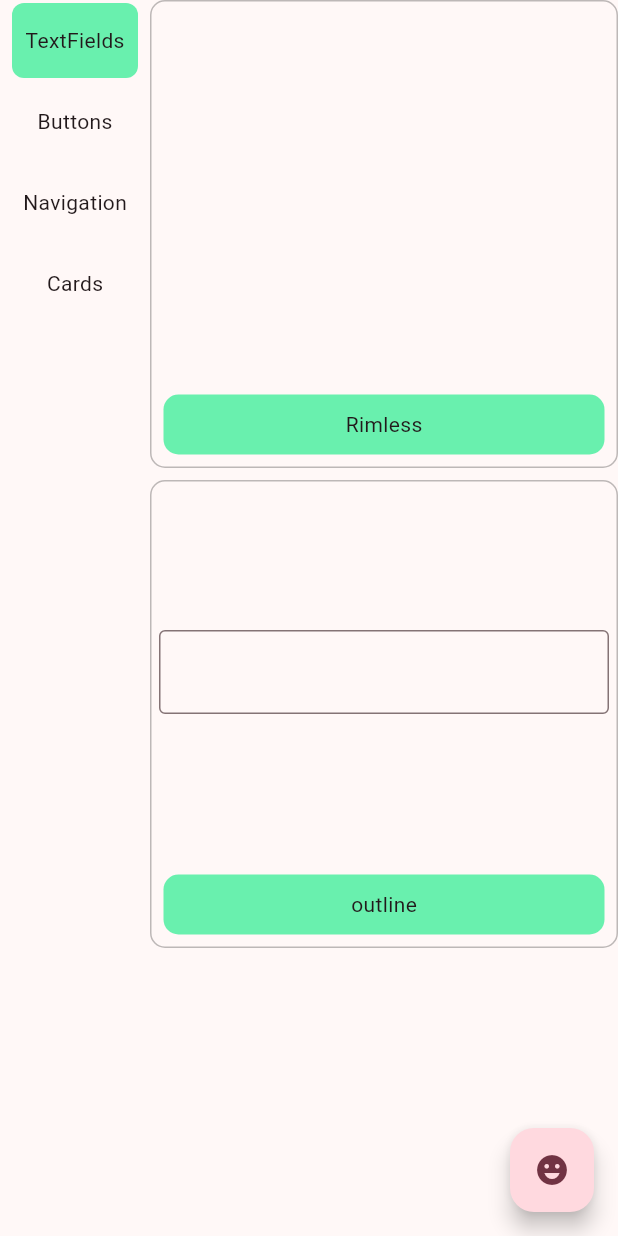
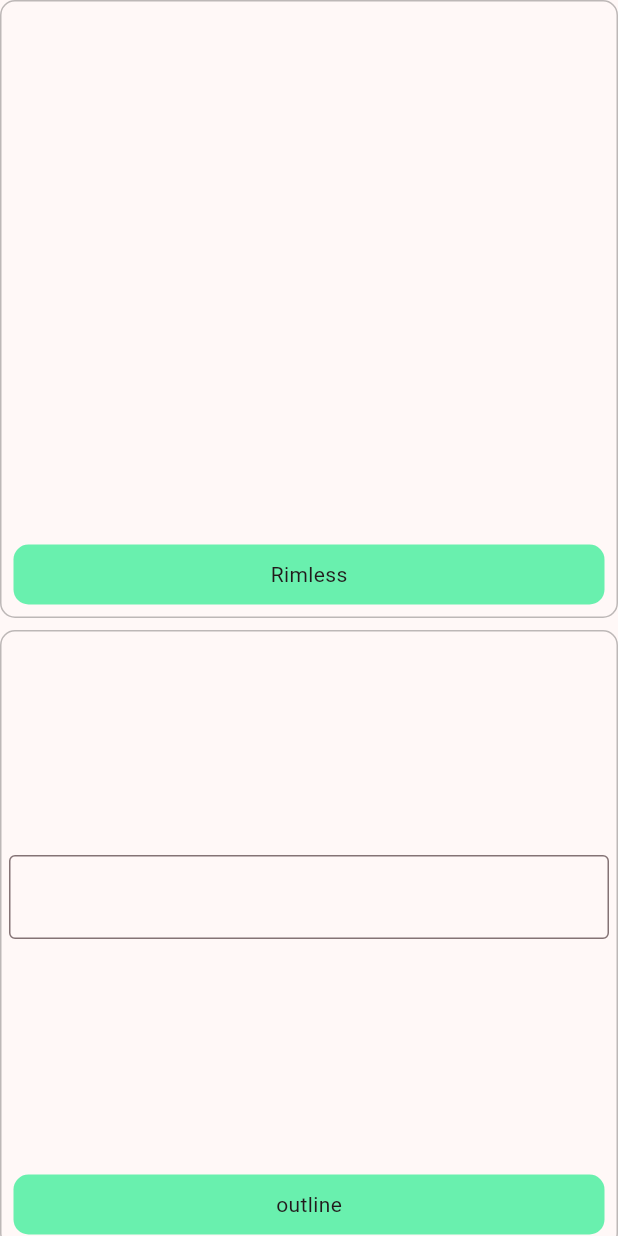
Before and after one commit to yemo0/flutter_component, a Flutter app: the screen it shows after launch, on a phone screen of 412 x 824 dp. Run offline on Flutter 3.47's test engine with Material 3 defaults, Android fonts, the phone set to English and light mode, and no system bars; our stand-ins replace flutter_highlight, flutter_riverpod, go_router; missing offline and left inert: flutter_code_editor, highlight.

Commit message:
change layout

```diff
--- /dev/null
+++ b/lib/common.dart
@@ -0,0 +1,5 @@
+import 'package:flutter/material.dart';
+import 'package:flutter_riverpod/flutter_riverpod.dart';
+
+final currentIndex = StateProvider((ref) => 0);
+final pageController = PageController();
--- /dev/null
+++ b/lib/config/router.dart
@@ -0,0 +1,29 @@
+import 'package:flutter_component/home.dart';
+import 'package:flutter_component/root_layout.dart';
+import 'package:flutter_component/ui/detail_screen.dart';
+import 'package:go_router/go_router.dart';
+
+import '../widget_data_model.dart';
+
+final router = GoRouter(
+  initialLocation: '/',
+  routes: [
+    ShellRoute(
+      builder: (context, state, child) {
+        return RootLayout(child: child);
+      },
+      routes: [
+        GoRoute(path: '/', builder: (context, state) => const HomeScreen(), routes: [
+          GoRoute(
+            path: 'detail',
+            name: 'detail',
+            builder: (context, state) {
+              final widgetList = state.extra as WidgetList;
+              return DetailScreen(widgetList: widgetList);
+            },
+          )
+        ]),
+      ],
+    )
+  ],
+);
--- /dev/null
+++ b/lib/home.dart
@@ -0,0 +1,13 @@
+import 'package:flutter/material.dart';
+import 'package:flutter_component/ui/page_content.dart';
+
+class HomeScreen extends StatelessWidget {
+  const HomeScreen({super.key});
+
+  @override
+  Widget build(BuildContext context) {
+    return const Scaffold(
+      body: PageContent(),
+    );
+  }
+}
--- a/lib/main.dart
+++ b/lib/main.dart
@@ -1,10 +1,8 @@
 import 'package:flutter/material.dart';
-import 'package:flutter_component/responsive.dart';
-import 'package:flutter_component/ui/desktop_body.dart';
-import 'package:flutter_component/ui/mobile_body.dart';
-import 'package:flutter_component/ui/test_screen.dart';
 import 'package:flutter_component/widgets_load.dart';
 import 'package:flutter_riverpod/flutter_riverpod.dart';
+
+import 'config/router.dart';
 
 void main() {
   runApp(const ProviderScope(child: MyApp()));
@@ -16,30 +14,14 @@ class MyApp extends StatelessWidget {
   @override
   Widget build(BuildContext context) {
     widgetsLoad();
-    return MaterialApp(
+    return MaterialApp.router(
       title: 'Flutter Demo',
       debugShowCheckedModeBanner: false,
       theme: ThemeData(
         colorScheme: ColorScheme.fromSeed(seedColor: Colors.pinkAccent),
         useMaterial3: true,
       ),
-      home: const HomeScreen(),
+      routerConfig: router,
     );
   }
 }
-
-class HomeScreen extends StatelessWidget {
-  const HomeScreen({super.key});
-
-  @override
-  Widget build(BuildContext context) {
-    return Scaffold(
-      floatingActionButton: FloatingActionButton(
-        onPressed: () => Navigator.push(context, MaterialPageRoute(builder: (context) => const TestScreen())),
-        tooltip: 'Test',
-        child: const Icon(Icons.emoji_emotions),
-      ),
-      body: const MyResponsive(mobileBody: MobileBody(), desktopBody: DesktopBody()),
-    );
-  }
-}
--- a/lib/responsive.dart
+++ /dev/null
@@ -1,25 +0,0 @@
-import 'package:flutter/material.dart';
-
-class MyResponsive extends StatelessWidget {
-  final mobileWidth = 600;
-  final Widget mobileBody;
-  final Widget desktopBody;
-
-  static bool isMobile = true;
-
-  const MyResponsive({super.key, required this.mobileBody, required this.desktopBody});
-
-  @override
-  Widget build(BuildContext context) {
-    return LayoutBuilder(builder: (context, constraints) {
-      if (constraints.maxWidth < mobileWidth) {
-        // mobile
-        isMobile = true;
-        return mobileBody;
-      }
-      // desktop
-      isMobile = false;
-      return desktopBody;
-    });
-  }
-}
--- /dev/null
+++ b/lib/root_layout.dart
@@ -0,0 +1,34 @@
+import 'package:flutter/foundation.dart';
+import 'package:flutter/material.dart';
+import 'package:flutter_component/ui/side_menu.dart';
+
+import 'ui/test_screen.dart';
+
+class RootLayout extends StatelessWidget {
+  final Widget child;
+  const RootLayout({super.key, required this.child});
+
+  @override
+  Widget build(BuildContext context) {
+    final isPhone = MediaQuery.sizeOf(context).width < 600;
+    if (isPhone) {
+      return child;
+    }
+    // pc layout
+    return Scaffold(
+      floatingActionButton: kDebugMode
+          ? FloatingActionButton(
+              onPressed: () => Navigator.push(context, MaterialPageRoute(builder: (context) => const TestScreen())),
+              tooltip: 'Test',
+              child: const Icon(Icons.emoji_emotions),
+            )
+          : null,
+      body: Row(
+        children: [
+          const SideMenu(),
+          Expanded(child: child),
+        ],
+      ),
+    );
+  }
+}
--- a/lib/ui/data_list.dart
+++ b/lib/ui/data_list.dart
@@ -1,9 +1,9 @@
 import 'package:flutter/material.dart';
-import 'package:flutter_component/ui/detail_screen.dart';
+import 'package:flutter_component/common.dart';
 import 'package:flutter_component/widget_data_model.dart';
-import 'package:flutter_component/ui/vertical_tabbar.dart';
 import 'package:flutter_component/widget_data.dart';
 import 'package:flutter_riverpod/flutter_riverpod.dart';
+import 'package:go_router/go_router.dart';
 
 class DataList extends ConsumerWidget {
   const DataList({super.key});
@@ -32,13 +32,7 @@ class DataList extends ConsumerWidget {
             height: 40,
             width: double.infinity,
             child: InkWell(
-              onTap: () => Navigator.of(context).push(
-                MaterialPageRoute(
-                  builder: (context) => DetailScreen(
-                    widgetList: data,
-                  ),
-                ),
-              ),
+              onTap: () => context.goNamed("detail", extra: data),
               child: Container(
                 decoration:
                     const BoxDecoration(color: Colors.greenAccent, borderRadius: BorderRadius.all(Radius.circular(10))),
--- a/lib/ui/desktop_body.dart
+++ /dev/null
@@ -1,11 +0,0 @@
-import 'package:flutter/material.dart';
-import 'package:flutter_component/ui/vertical_tabbar.dart';
-
-class DesktopBody extends StatelessWidget {
-  const DesktopBody({super.key});
-
-  @override
-  Widget build(BuildContext context) {
-    return const VerticalTabBar();
-  }
-}
--- a/lib/ui/mobile_body.dart
+++ /dev/null
@@ -1,12 +0,0 @@
-import 'package:flutter/material.dart';
-import 'package:flutter_component/ui/vertical_tabbar.dart';
-
-class MobileBody extends StatelessWidget {
-  const MobileBody({super.key});
-
-  @override
-  Widget build(BuildContext context) {
-    // TODO: implement build
-    return const VerticalTabBar();
-  }
-}
--- /dev/null
+++ b/lib/ui/page_content.dart
@@ -0,0 +1,68 @@
+import 'package:flutter/material.dart';
+import 'package:flutter_component/common.dart';
+import 'package:flutter_component/ui/data_list.dart';
+import 'package:flutter_component/widget_data.dart';
+import 'package:flutter_riverpod/flutter_riverpod.dart';
+
+// class VerticalTabBar extends StatelessWidget {
+//   const VerticalTabBar({super.key});
+//   @override
+//   Widget build(BuildContext context) {
+//     return const Row(
+//       children: [
+//         SizedBox(width: 150, child: LeftTab()),
+//         Expanded(
+//           child: PageContent(),
+//         ),
+//       ],
+//     );
+//   }
+// }
+
+// class LeftTab extends ConsumerWidget {
+//   const LeftTab({super.key});
+
+//   Widget itemBuilder(context, index, WidgetRef ref) {
+//     return GestureDetector(
+//       onTap: () {
+//         ref.read(currentIndex.notifier).state = index;
+//         pageController.jumpToPage(index);
+//       },
+//       child: Container(
+//         height: 50,
+//         margin: const EdgeInsets.symmetric(vertical: 2, horizontal: 8),
+//         decoration: BoxDecoration(
+//           color: ref.watch(currentIndex) == index ? Colors.greenAccent : Colors.transparent,
+//           borderRadius: BorderRadius.circular(8),
+//         ),
+//         alignment: Alignment.center,
+//         child: Text(widgetData[index].widgetName[0].toUpperCase() + widgetData[index].widgetName.substring(1)),
+//       ),
+//     );
+//   }
+
+//   @override
+//   Widget build(BuildContext context, WidgetRef ref) {
+//     return ListView.builder(
+//       itemBuilder: (context, index) => itemBuilder(context, index, ref),
+//       itemCount: widgetData.length,
+//     );
+//   }
+// }
+
+class PageContent extends ConsumerWidget {
+  const PageContent({super.key});
+
+  @override
+  Widget build(BuildContext context, WidgetRef ref) {
+    List<Widget> page() {
+      final page = <Widget>[];
+      for (var _ in widgetData) {
+        page.add(const DataList());
+      }
+      return page;
+    }
+
+    return PageView(controller: pageController, physics: const NeverScrollableScrollPhysics(), children: page());
+  }
+}
--- /dev/null
+++ b/lib/ui/side_menu.dart
@@ -0,0 +1,41 @@
+import 'package:flutter/material.dart';
+import 'package:flutter_component/common.dart';
+import 'package:flutter_component/widget_data.dart';
+import 'package:flutter_riverpod/flutter_riverpod.dart';
+import 'package:go_router/go_router.dart';
+
+class SideMenu extends ConsumerWidget {
+  const SideMenu({super.key});
+  @override
+  Widget build(BuildContext context, WidgetRef ref) {
+    return SizedBox(
+      width: 150,
+      child: ListView.builder(
+        itemBuilder: (context, index) => itemBuilder(context, index, ref),
+        itemCount: widgetData.length,
+      ),
+    );
+  }
+
+  Widget itemBuilder(context, index, WidgetRef ref) {
+    return GestureDetector(
+      onTap: () {
+        if (GoRouter.of(context).state!.matchedLocation == "/detail") {
+          GoRouter.of(context).pop();
+        }
+        ref.read(currentIndex.notifier).state = index;
+        pageController.jumpToPage(index);
+      },
+      child: Container(
+        height: 50,
+        margin: const EdgeInsets.symmetric(vertical: 2, horizontal: 8),
+        decoration: BoxDecoration(
+          color: ref.watch(currentIndex) == index ? Colors.greenAccent : Colors.transparent,
+          borderRadius: BorderRadius.circular(8),
+        ),
+        alignment: Alignment.center,
+        child: Text(widgetData[index].widgetName[0].toUpperCase() + widgetData[index].widgetName.substring(1)),
+      ),
+    );
+  }
+}
--- a/lib/ui/vertical_tabbar.dart
+++ /dev/null
@@ -1,71 +0,0 @@
-import 'package:flutter/material.dart';
-import 'package:flutter_component/responsive.dart';
-import 'package:flutter_component/ui/data_list.dart';
-import 'package:flutter_component/widget_data.dart';
-import 'package:flutter_riverpod/flutter_riverpod.dart';
-
-final currentIndex = StateProvider((ref) => 0);
-final pageController = PageController();
-
-class VerticalTabBar extends StatelessWidget {
-  const VerticalTabBar({super.key});
-  @override
-  Widget build(BuildContext context) {
-    if (MyResponsive.isMobile) {
-      return const Row(
-        children: [SizedBox(width: 100, child: LeftTab()), Expanded(child: PageContent())],
-      );
-    }
-    return const Row(
-      children: [SizedBox(width: 200, child: LeftTab()), Expanded(child: PageContent())],
-    );
-  }
-}
-
-class LeftTab extends ConsumerWidget {
-  const LeftTab({super.key});
-
-  Widget itemBuilder(context, index, WidgetRef ref) {
-    return GestureDetector(
-      onTap: () {
-        ref.read(currentIndex.notifier).state = index;
-        pageController.jumpToPage(index);
-      },
-      child: Container(
-        height: 50,
-        margin: const EdgeInsets.symmetric(vertical: 2, horizontal: 8),
-        decoration: BoxDecoration(
-          color: ref.watch(currentIndex) == index ? Colors.greenAccent : Colors.transparent,
-          borderRadius: BorderRadius.circular(8),
-        ),
-        alignment: Alignment.center,
-        child: Text(widgetData[index].widgetName[0].toUpperCase() + widgetData[index].widgetName.substring(1)),
-      ),
-    );
-  }
-
-  @override
-  Widget build(BuildContext context, WidgetRef ref) {
-    return ListView.builder(
-      itemBuilder: (context, index) => itemBuilder(context, index, ref),
-      itemCount: widgetData.length,
-    );
-  }
-}
-
-class PageContent extends ConsumerWidget {
-  const PageContent({super.key});
-
-  @override
-  Widget build(BuildContext context, WidgetRef ref) {
-    List<Widget> page() {
-      final page = <Widget>[];
-      for (var _ in widgetData) {
-        page.add(const DataList());
-      }
-      return page;
-    }
-
-    return PageView(controller: pageController, physics: const NeverScrollableScrollPhysics(), children: page());
-  }
-}
```
Also changed, not shown: assets/widgets/data_list.dart (+16 -17 lines), pubspec.yaml (+10 -11 lines), pubspec.lock, 1 other file.
